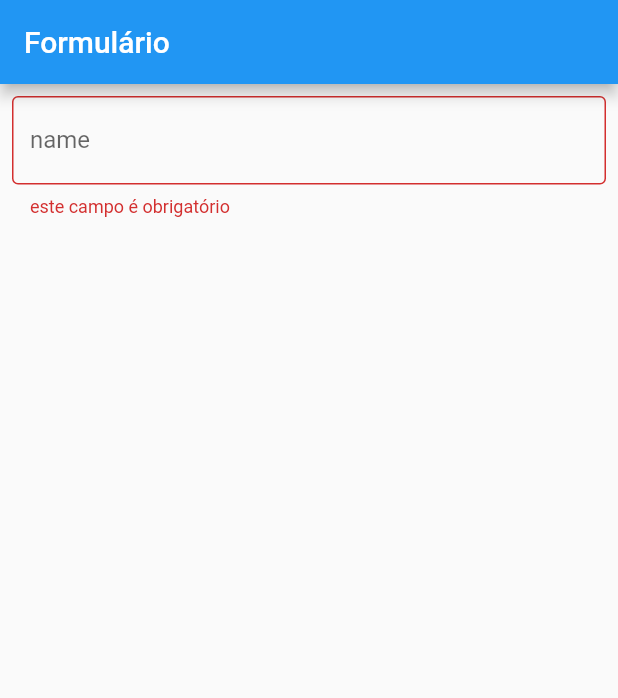
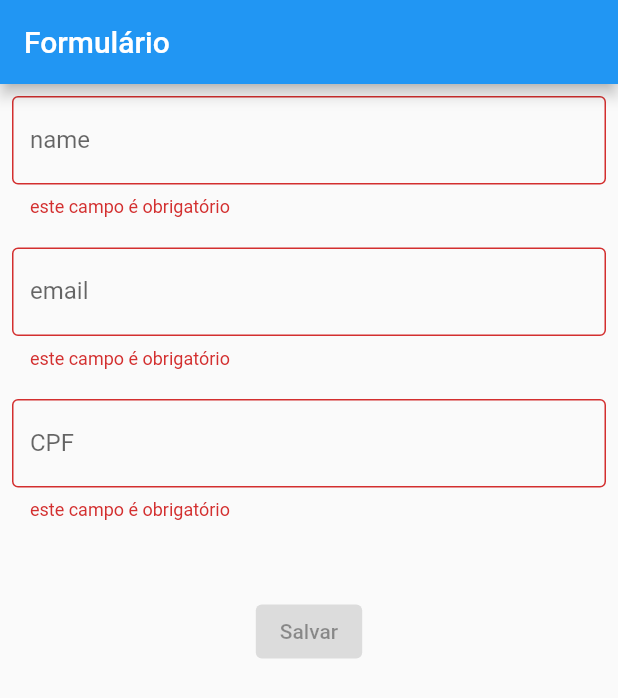
Before and after one commit to vitorhermeto2001/flutterMobX, a Flutter app: the screen it shows after launch, on a phone screen of 412 x 824 dp. Shown: the top 698 px of the screen. Run offline on Flutter 3.47's test engine with Material 2 defaults, Android fonts, the phone set to English and light mode, and no system bars; our stand-ins replace flutter_mobx, mobx; generated files the repository leaves out were written again.

Commit message:
gerando botão de salvamento

```diff
--- a/lib/controller.dart
+++ b/lib/controller.dart
@@ -7,10 +7,34 @@ class Controller = _ControllerBase with _$Controller;
 abstract class _ControllerBase with Store {
   var client = Client();
 
+  bool get isValid {
+    return validateName() == null &&
+        validateEmail() == null &&
+        validateCpf() == null;
+  }
+
   validateName() {
     if (client.name == null || client.name.isEmpty) {
       return "este campo é obrigatório";
     }
     return null;
   }
+
+  validateEmail() {
+    if (client.email == null || client.email.isEmpty) {
+      return "este campo é obrigatório";
+    } else if (!client.email.contains("@")) {
+      return "este não é um email válido";
+    }
+    return null;
+  }
+
+  validateCpf() {
+    if (client.cpf == null || client.cpf.isEmpty) {
+      return "este campo é obrigatório";
+    } else if (client.cpf.length != 11) {
+      return "este não é um cpf válido";
+    }
+    return null;
+  }
 }
--- a/lib/home.dart
+++ b/lib/home.dart
@@ -37,6 +37,29 @@ class _HomePageState extends State<HomePage> {
                 onChanged: controller.client.changeName,
                 errorText: controller.validateName,
               );
+            }),
+            SizedBox(height: 20),
+            Observer(builder: (_) {
+              return _textField(
+                labelText: "email",
+                onChanged: controller.client.changeEmail,
+                errorText: controller.validateEmail,
+              );
+            }),
+            SizedBox(height: 20),
+            Observer(builder: (_) {
+              return _textField(
+                labelText: "CPF",
+                onChanged: controller.client.changeCpf,
+                errorText: controller.validateCpf,
+              );
+            }),
+            SizedBox(height: 50),
+            Observer(builder: (_) {
+              return ElevatedButton(
+                onPressed: controller.isValid ? () {} : null,
+                child: Text('Salvar'),
+              );
             })
           ],
         ),
--- a/lib/models/client.dart
+++ b/lib/models/client.dart
@@ -10,12 +10,12 @@ abstract class ClientBase with Store {
   changeName(String newValue) => name = newValue;
 
   @observable
-  String email = '';
+  var email;
   @action
   changeEmail(String newValue) => email = newValue;
 
   @observable
-  String cpf = '';
+  var cpf;
   @action
   changeCpf(String newValue) => cpf = newValue;
 }
```
Also changed, not shown: lib/models/client.g.dart.
